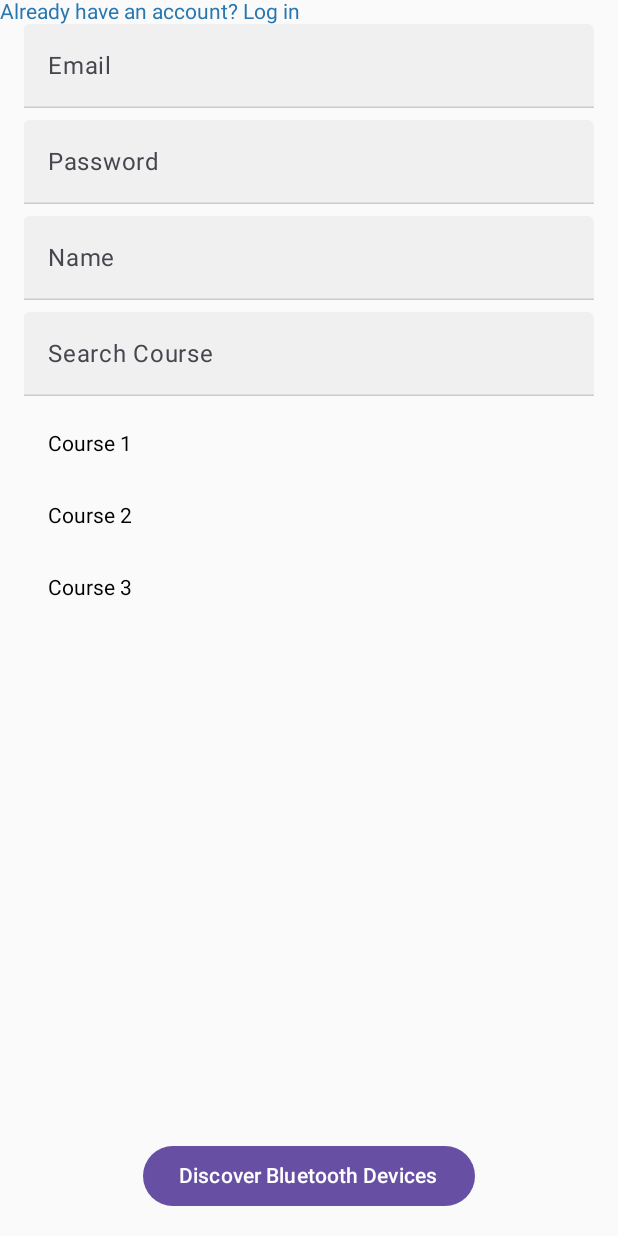
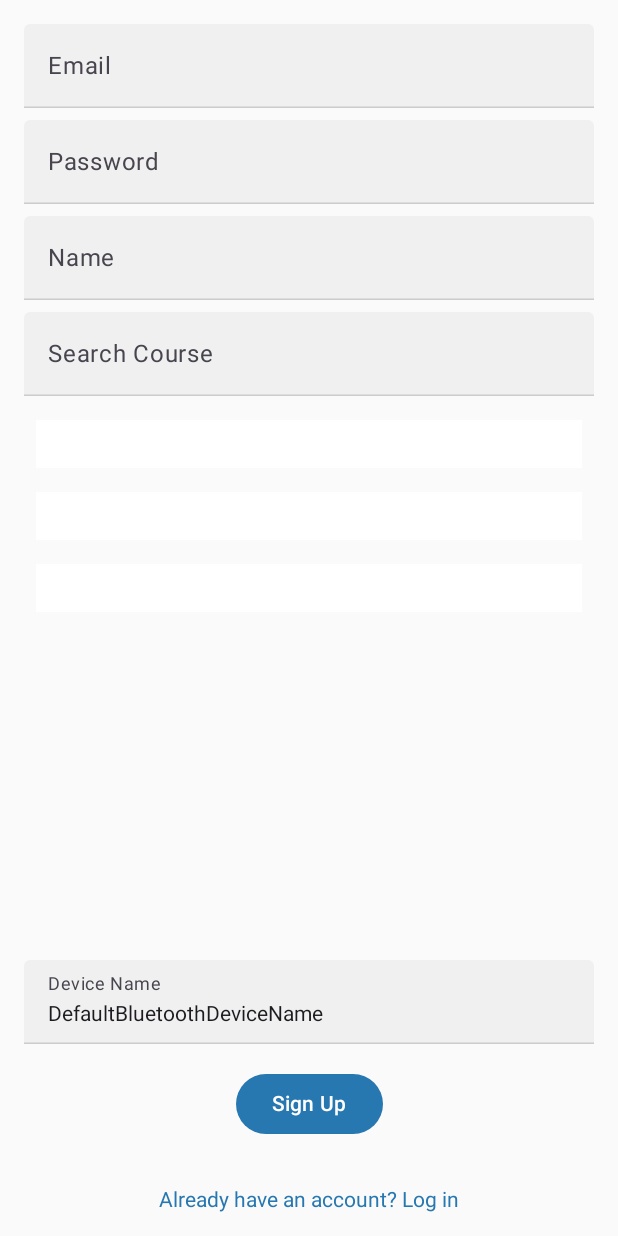
Before and after one commit to PatrickLyonsISD/FinalYearProject, an Android app built with Jetpack Compose: the screen it shows after launch (MainActivity), on a phone screen of 412 x 824 dp. Run offline under Robolectric (Android 15) with nearby library versions, the phone set to English and light mode, and no system bars; our stand-ins replace Firebase (no records; nobody signed in at launch, a user with empty details on screens opened directly).

Commit message:
bluetooth

```diff
--- a/app/src/main/java/com/example/finalyearproject/MainActivity.kt
+++ b/app/src/main/java/com/example/finalyearproject/MainActivity.kt
@@ -1,8 +1,10 @@
 package com.example.finalyearproject
 
+import android.Manifest
+import android.content.Intent
+import android.content.pm.PackageManager
+import android.os.Build
 import android.os.Bundle
-import android.Manifest
-import android.content.pm.PackageManager
 import androidx.activity.ComponentActivity
 import androidx.activity.compose.setContent
 import androidx.core.app.ActivityCompat
@@ -10,6 +12,7 @@ import androidx.core.content.ContextCompat
 import androidx.navigation.compose.NavHost
 import androidx.navigation.compose.composable
 import androidx.navigation.compose.rememberNavController
+import com.example.finalyearproject.Signup.BluetoothViewModel
 import com.example.finalyearproject.Signup.SignUpScreen
 import com.example.finalyearproject.Signup.SignUpViewModel
 
@@ -17,19 +20,35 @@ class MainActivity : ComponentActivity() {
 
     companion object {
         private const val LOCATION_PERMISSION_REQUEST_CODE = 100
+        private const val BLUETOOTH_PERMISSION_REQUEST_CODE = 101
     }
+
+    private var hasLocationPermission = false
+    private var hasBluetoothPermission = false
 
     override fun onCreate(savedInstanceState: Bundle?) {
         super.onCreate(savedInstanceState)
         checkAndRequestLocationPermissions()
+    }
+
+    private fun setupContent() {
         setContent {
-            // Initialize NavController
             val navController = rememberNavController()
-
-            // Setup navigation
             NavHost(navController = navController, startDestination = "signUp") {
                 composable("signUp") {
-                    SignUpScreen(navController, SignUpViewModel())
+                    val signUpViewModel = SignUpViewModel()
+                    val bluetoothViewModel = BluetoothViewModel()
+
+                    if (hasBluetoothPermission && hasLocationPermission) {
+                        val serviceIntent = Intent(this@MainActivity, BleAdvertisingService::class.java)
+                        if (Build.VERSION.SDK_INT >= Build.VERSION_CODES.O) {
+                            startForegroundService(serviceIntent)
+                        } else {
+                            startService(serviceIntent)
+                        }
+                    }
+
+                    SignUpScreen(navController, signUpViewModel, bluetoothViewModel)
                 }
                 // Add more composable screens for navigation as needed
             }
@@ -37,19 +56,48 @@ class MainActivity : ComponentActivity() {
     }
 
     private fun checkAndRequestLocationPermissions() {
-        if (ContextCompat.checkSelfPermission(this, Manifest.permission.ACCESS_FINE_LOCATION) != PackageManager.PERMISSION_GRANTED) {
+        if (ContextCompat
+                .checkSelfPermission(this, Manifest.permission.ACCESS_FINE_LOCATION) != PackageManager.PERMISSION_GRANTED) {
             ActivityCompat.requestPermissions(this, arrayOf(Manifest.permission.ACCESS_FINE_LOCATION, Manifest.permission.ACCESS_COARSE_LOCATION), LOCATION_PERMISSION_REQUEST_CODE)
+        } else {
+            hasLocationPermission = true
+            checkAndRequestBluetoothPermissions()
+        }
+    }
+
+    private fun checkAndRequestBluetoothPermissions() {
+        if (Build.VERSION.SDK_INT >= Build.VERSION_CODES.S &&
+            ContextCompat.checkSelfPermission(this, Manifest.permission.BLUETOOTH_CONNECT) != PackageManager.PERMISSION_GRANTED) {
+            ActivityCompat.requestPermissions(this, arrayOf(Manifest.permission.BLUETOOTH_CONNECT), BLUETOOTH_PERMISSION_REQUEST_CODE)
+        } else {
+            hasBluetoothPermission = true
+            if (hasLocationPermission) {
+                setupContent()
+            }
         }
     }
 
     override fun onRequestPermissionsResult(requestCode: Int, permissions: Array<String>, grantResults: IntArray) {
         super.onRequestPermissionsResult(requestCode, permissions, grantResults)
-        if (requestCode == LOCATION_PERMISSION_REQUEST_CODE) {
-            if (grantResults.isNotEmpty() && grantResults[0] == PackageManager.PERMISSION_GRANTED) {
-                // Location permission granted
-            } else {
-                // Location permission denied
+        when (requestCode) {
+            LOCATION_PERMISSION_REQUEST_CODE -> {
+                if (grantResults.isNotEmpty() && grantResults[0] == PackageManager.PERMISSION_GRANTED) {
+                    hasLocationPermission = true
+                    checkAndRequestBluetoothPermissions()
+                } else {
+                    // Handle the case where location permissions are not granted
+                }
             }
+            BLUETOOTH_PERMISSION_REQUEST_CODE -> {
+                if (grantResults.isNotEmpty() && grantResults[0] == PackageManager.PERMISSION_GRANTED) {
+                    hasBluetoothPermission = true
+                } else {
+                    // Handle the case where Bluetooth permissions are not granted
+                }
+            }
+        }
+        if (hasLocationPermission && hasBluetoothPermission) {
+            setupContent()
         }
     }
 }
--- a/app/src/main/java/com/example/finalyearproject/Signup/SignUpScreen.kt
+++ b/app/src/main/java/com/example/finalyearproject/Signup/SignUpScreen.kt
@@ -1,6 +1,7 @@
 package com.example.finalyearproject.Signup
 
 import android.annotation.SuppressLint
+import android.bluetooth.BluetoothAdapter
 import androidx.compose.foundation.background
 import androidx.compose.foundation.clickable
 import androidx.compose.foundation.layout.*
@@ -9,40 +10,33 @@ import androidx.compose.foundation.lazy.items
 import androidx.compose.foundation.shape.RoundedCornerShape
 import androidx.compose.material3.*
 import androidx.compose.runtime.*
-import androidx.compose.runtime.livedata.observeAsState
 import androidx.compose.ui.Alignment
 import androidx.compose.ui.Modifier
 import androidx.compose.ui.graphics.Color
 import androidx.compose.ui.text.input.PasswordVisualTransformation
 import androidx.compose.ui.unit.dp
-import androidx.compose.ui.window.Dialog
 import androidx.lifecycle.viewmodel.compose.viewModel
 import androidx.navigation.NavController
 import java.util.UUID
 
-@SuppressLint("MissingPermission")
 @OptIn(ExperimentalMaterial3Api::class)
 @Composable
-fun SignUpScreen(navController: NavController,
-                 signUpViewModel: SignUpViewModel = viewModel(),
-                 bluetoothViewModel: BluetoothViewModel = viewModel()) {
-
+fun SignUpScreen(navController: NavController, signUpViewModel: SignUpViewModel = viewModel(), bluetoothViewModel: BluetoothViewModel = viewModel()) {
     var showDialog by remember { mutableStateOf(false) }
     var email by remember { mutableStateOf("") }
     var password by remember { mutableStateOf("") }
     var name by remember { mutableStateOf("") }
     var selectedCourse by remember { mutableStateOf("") }
     var searchText by remember { mutableStateOf("") }
+    var deviceName by remember { mutableStateOf(getDeviceName()) }
     val courses by signUpViewModel.courses.collectAsState()
     val filteredCourses = courses.filter { it.contains(searchText, ignoreCase = true) }
-
     val signUpMessage by signUpViewModel.signUpMessage.collectAsState()
 
     // Define colors and shapes
     val skyBlue = Color(0xFF2777B0)
     val estuaryRed = Color(0xFFEB5757)
     val textColor = Color.White
-    val backgroundColor = Color(0xFFFAFAFA)
     val textFieldColor = Color(0xFFF0F0F0)
     val buttonShape = RoundedCornerShape(50)
 
@@ -60,7 +54,6 @@ fun SignUpScreen(navController: NavController,
         horizontalAlignment = Alignment.CenterHorizontally,
         verticalArrangement = Arrangement.Center
     ) {
-        // Email TextField
         TextField(
             value = email,
             onValueChange = { email = it },
@@ -70,7 +63,6 @@ fun SignUpScreen(navController: NavController,
         )
         Spacer(modifier = Modifier.height(8.dp))
 
-        // Password TextField
         TextField(
             value = password,
             onValueChange = { password = it },
@@ -81,7 +73,6 @@ fun SignUpScreen(navController: NavController,
         )
         Spacer(modifier = Modifier.height(8.dp))
 
-        // Name TextField
         TextField(
             value = name,
             onValueChange = { name = it },
@@ -91,7 +82,6 @@ fun SignUpScreen(navController: NavController,
         )
         Spacer(modifier = Modifier.height(8.dp))
 
-        // Search Course TextField
         TextField(
             value = searchText,
             onValueChange = { searchText = it },
@@ -101,7 +91,6 @@ fun SignUpScreen(navController: NavController,
         )
         Spacer(modifier = Modifier.height(8.dp))
 
-        // Course selection list
         LazyColumn(modifier = Modifier.weight(1f)) {
             items(filteredCourses) { course ->
                 CourseItem(
@@ -109,83 +98,47 @@ fun SignUpScreen(navController: NavController,
                     isSelected = selectedCourse == course,
                     onCourseSelected = { selectedCourse = it },
                     skyBlue = skyBlue,
-                    textColor = textColor,
-                    backgroundColor = backgroundColor
+                    textColor = textColor
                 )
             }
         }
 
+        Spacer(modifier = Modifier.height(8.dp))
+
+        TextField(
+            value = deviceName,
+            onValueChange = { /* Read-Only Field */ },
+            label = { Text("Device Name") },
+            readOnly = true,
+            colors = textFieldColors,
+            modifier = Modifier.fillMaxWidth()
+        )
         Spacer(modifier = Modifier.height(16.dp))
 
-        // Sign Up Button
-        /*Button(
+        Button(
             onClick = {
-                val uniqueIdentifier = UUID.randomUUID().toString()  // Generate a UUID
-                signUpViewModel.signUp(email, password, name, selectedCourse, uniqueIdentifier)
+                val uniqueIdentifier = UUID.randomUUID().toString()
+                signUpViewModel.signUp(email, password, name, selectedCourse, uniqueIdentifier, deviceName)
             },
             shape = buttonShape,
             colors = ButtonDefaults.buttonColors(containerColor = skyBlue)
         ) {
             Text("Sign Up", color = textColor)
-        }*/
-
-        val discoveredDevices by bluetoothViewModel.discoveredDevices.observeAsState(initial = emptyList())
-
-        Button(onClick = {
-            bluetoothViewModel.startDiscovery()
-            showDialog = true
-        }) {
-            Text("Discover Bluetooth Devices")
         }
-
-        // Dialog to show discovered Bluetooth devices
-        if (showDialog) {
-            Dialog(onDismissRequest = { showDialog = false }) {
-                Column {
-                    Text("Select a Bluetooth Device", style = MaterialTheme.typography.headlineMedium)
-
-                    LazyColumn {
-                        items(discoveredDevices) { device ->
-                            Text(
-                                text = device.name ?: "Unknown Device",
-                                modifier = Modifier
-                                    .fillMaxWidth()
-                                    .clickable {
-                                        // Handle the device selection
-                                        // Example: You might want to store the device's MAC address
-                                        showDialog = false
-                                    }
-                                    .padding(16.dp)
-                            )
-                        }
-                    }
-
-                    Button(
-                        onClick = { showDialog = false },
-                        modifier = Modifier.align(Alignment.CenterHorizontally)
-                    ) {
-                        Text("Cancel")
-                    }
-                }
-            }
-        }
-    }
 
         Spacer(modifier = Modifier.height(8.dp))
 
-        // Displaying sign-up message
         Text(signUpMessage, color = estuaryRed)
 
         Spacer(modifier = Modifier.height(8.dp))
 
-        // Navigation to Log In Screen
         Text(
             "Already have an account? Log in",
             color = skyBlue,
             modifier = Modifier.clickable { navController.navigate("login") }
         )
     }
-
+}
 
 @Composable
 fun CourseItem(
@@ -193,21 +146,27 @@ fun CourseItem(
     isSelected: Boolean,
     onCourseSelected: (String) -> Unit,
     skyBlue: Color,
-    textColor: Color,
-    backgroundColor: Color
+    textColor: Color
 ) {
     Row(
         modifier = Modifier
             .fillMaxWidth()
             .padding(8.dp)
             .clickable { onCourseSelected(courseName) }
-            .background(if (isSelected) skyBlue else backgroundColor),
+            .background(if (isSelected) skyBlue else Color.White),
         verticalAlignment = Alignment.CenterVertically
     ) {
         Text(
             text = courseName,
-            color = if (isSelected) textColor else Color.Black,
+            color = textColor,
             modifier = Modifier.padding(8.dp)
         )
     }
 }
+
+
+@SuppressLint("MissingPermission")
+fun getDeviceName(): String {
+    val bluetoothAdapter: BluetoothAdapter? = BluetoothAdapter.getDefaultAdapter()
+    return bluetoothAdapter?.name ?: "Unknown Device"
+}
```
Also changed, not shown: app/src/main/AndroidManifest.xml (+9 -4 lines), app/src/main/java/com/example/finalyearproject/BleAdvertisingService.kt (added, +93 -0 lines), app/src/main/java/com/example/finalyearproject/Signup/SignUpViewModel.kt (+8 -12 lines).
